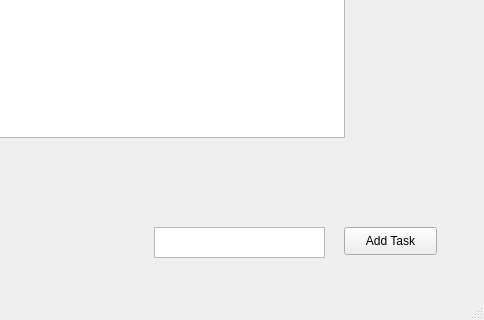
GarrettC013/BitLords-Inc, file ToDo_List.ui: the form before one commit; both pictures show x 316 to 800 and y 280 to 600 of the 800 by 600 pixel window.
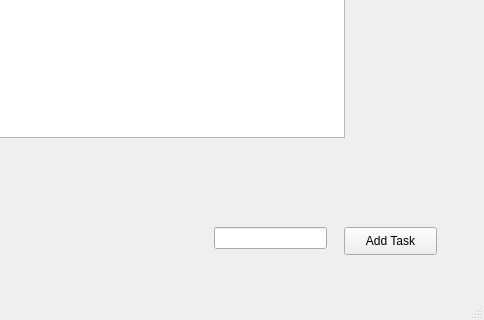
The form after the commit.

Diff of the .ui file:
```diff
--- a/ToDo_List.ui
+++ b/ToDo_List.ui
@@ -27,16 +27,6 @@
      <string>Add Task</string>
     </property>
    </widget>
-   <widget class="QTextEdit" name="newTask_textEdit">
-    <property name="geometry">
-     <rect>
-      <x>470</x>
-      <y>490</y>
-      <width>171</width>
-      <height>31</height>
-     </rect>
-    </property>
-   </widget>
    <widget class="QListWidget" name="myTasks_listWidget">
     <property name="geometry">
      <rect>
@@ -47,6 +37,16 @@
      </rect>
     </property>
    </widget>
+   <widget class="QLineEdit" name="newTask_lineEdit">
+    <property name="geometry">
+     <rect>
+      <x>530</x>
+      <y>490</y>
+      <width>113</width>
+      <height>22</height>
+     </rect>
+    </property>
+   </widget>
   </widget>
   <widget class="QStatusBar" name="statusbar"/>
   <widget class="QToolBar" name="toolBar">
```
